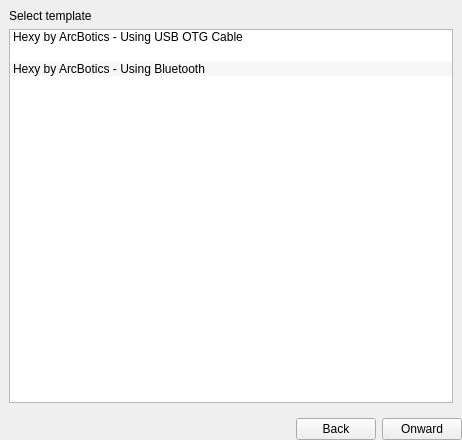
This is libs/libcore/ui/HardwareWizard.ui in mrdeveloperdude/OctoMY as Qt 5 draws it before an edit. The edited form follows.
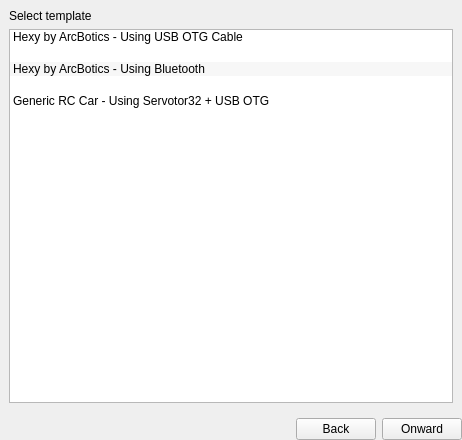
This is the edited form. The open tabs and pages were chosen to show the change. Icons and pictures are not drawn.

Diff of the .ui file:
```diff
--- a/libs/libcore/ui/HardwareWizard.ui
+++ b/libs/libcore/ui/HardwareWizard.ui
@@ -72,6 +72,15 @@
             <normaloff>:/icons/servotor32_bt.svg</normaloff>:/icons/servotor32_bt.svg</iconset>
           </property>
          </item>
+         <item>
+          <property name="text">
+           <string>Generic RC Car - Using Servotor32 + USB OTG</string>
+          </property>
+          <property name="icon">
+           <iconset resource="../resources/icons.qrc">
+            <normaloff>:/icons/servotor32_otg.svg</normaloff>:/icons/servotor32_otg.svg</iconset>
+          </property>
+         </item>
         </widget>
        </item>
       </layout>
```
Left out of the diff: 2 changed lines with no effect on the pictures.
